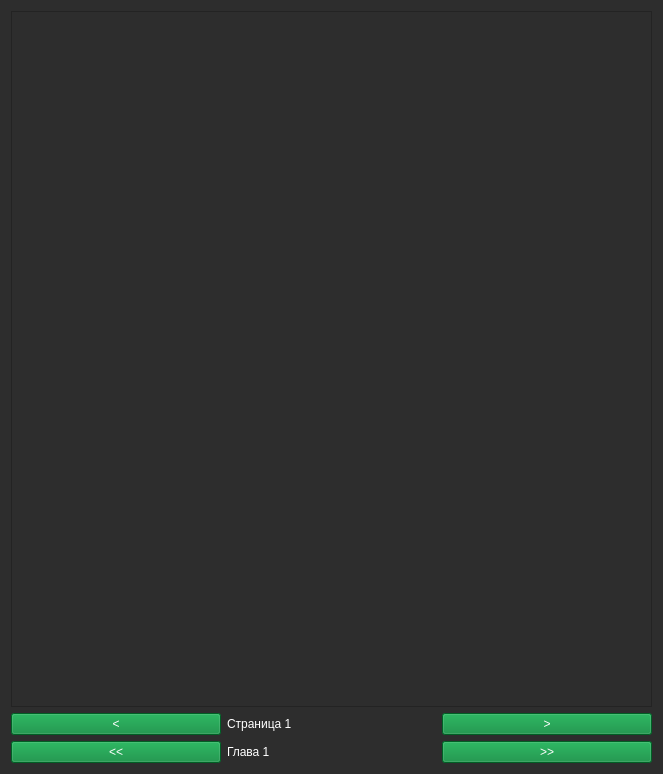
Old version of the form form/desu_readerUI.ui in the repository brandonzorn/Nlight.
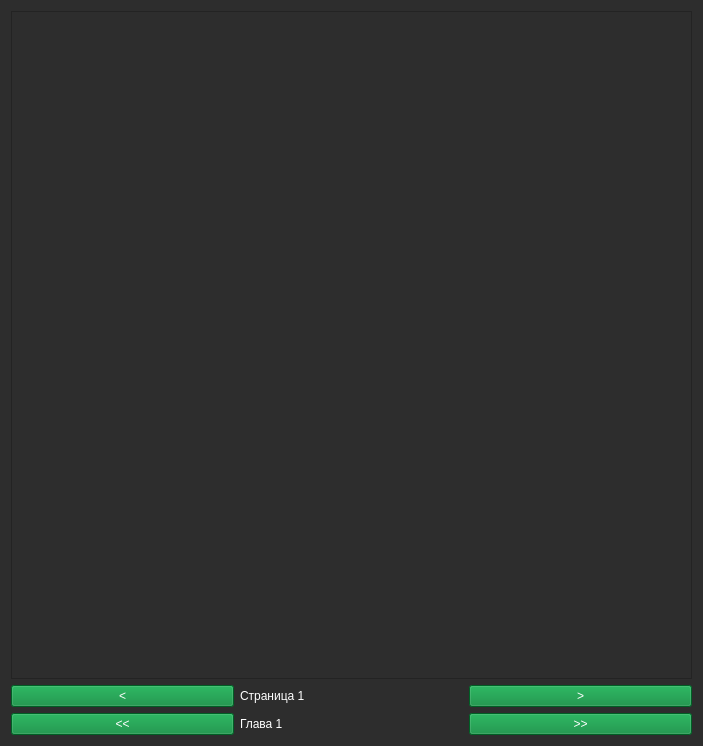
New version of the form.

```diff
--- a/form/desu_readerUI.ui
+++ b/form/desu_readerUI.ui
@@ -6,8 +6,8 @@
    <rect>
     <x>0</x>
     <y>0</y>
-    <width>663</width>
-    <height>774</height>
+    <width>703</width>
+    <height>746</height>
    </rect>
   </property>
   <property name="palette">
@@ -459,11 +459,7 @@
    <string notr="true">color: rgb(255, 255, 255);
 background-color: rgb(45, 45, 45);</string>
   </property>
-  <layout class="QVBoxLayout" name="verticalLayout_3">
-   <item>
-    <layout class="QVBoxLayout" name="verticalLayout">
-     <item>
-      <layout class="QHBoxLayout" name="horizontalLayout">
+  <layout class="QVBoxLayout" name="verticalLayout_4">
        <item>
         <widget class="QScrollArea" name="scrollArea">
          <property name="focusPolicy">
@@ -480,19 +476,13 @@
            <rect>
             <x>0</x>
             <y>0</y>
-            <width>635</width>
-            <height>670</height>
-           </rect>
-          </property>
+        <width>679</width>
+        <height>646</height>
+       </rect>
+      </property>
+      <layout class="QVBoxLayout" name="verticalLayout_5">
+       <item>
           <widget class="QLabel" name="img">
-           <property name="geometry">
-            <rect>
-             <x>10</x>
-             <y>1</y>
-             <width>621</width>
-             <height>661</height>
-            </rect>
-           </property>
            <property name="text">
             <string/>
            </property>
@@ -500,12 +490,10 @@
             <set>Qt::AlignCenter</set>
            </property>
           </widget>
-         </widget>
-        </widget>
        </item>
       </layout>
-     </item>
-    </layout>
+     </widget>
+    </widget>
    </item>
    <item>
     <layout class="QVBoxLayout" name="verticalLayout_2">
```
Lines whose indentation alone changed are shown as unchanged.
